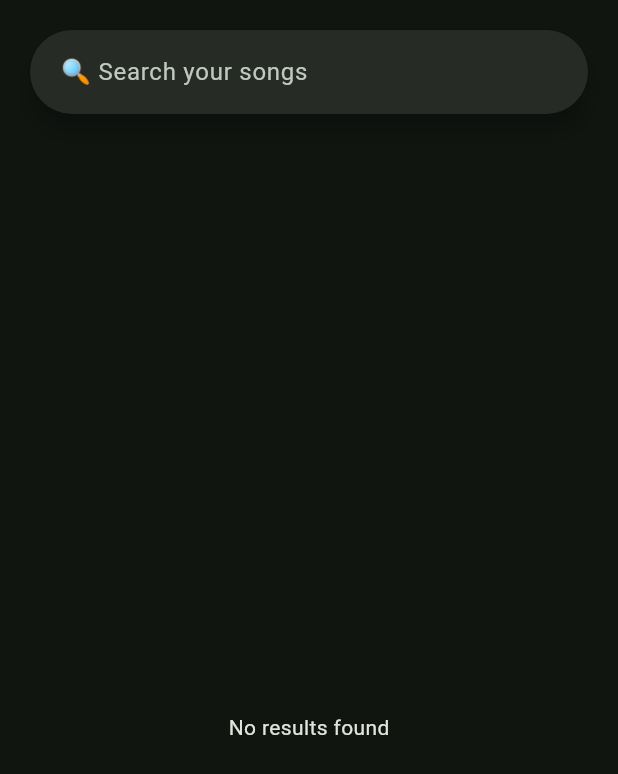
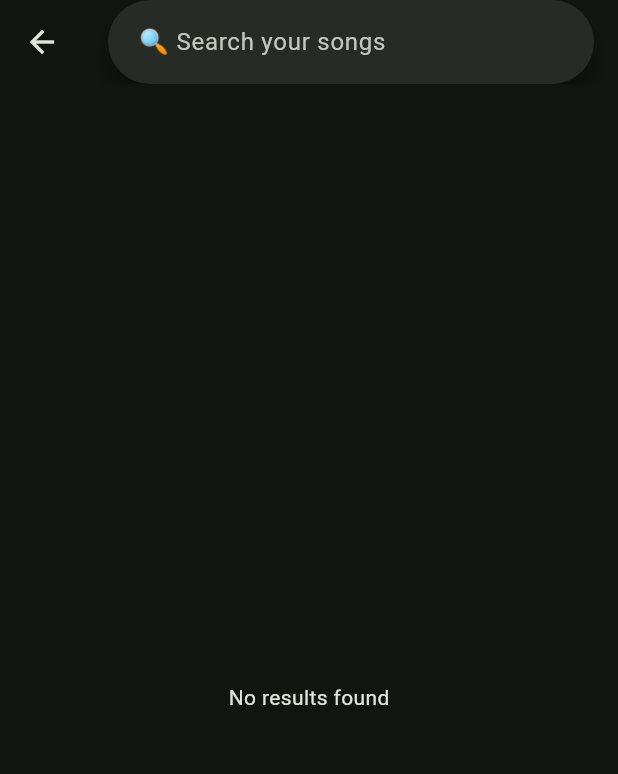
Before and after one commit to Mark-74/spotify_wrapper, a Flutter app: the Searchpage screen opened directly with empty values, on a phone screen of 412 x 824 dp. Shown: the top 774 px of the screen. Run offline on Flutter 3.47's test engine with Material 3 defaults, Android fonts, the phone set to English and light mode, and no system bars; our stand-ins replace audio_video_progress_bar, audioplayers, flutter_dotenv, flutter_secure_storage; missing offline and left inert: oauth2, spotify, window_manager, youtube_explode_dart; accounts and stored records are empty; statements that could not run were skipped.

Commit message:
added appbar in searchpage

```diff
--- a/lib/homepage/searchpage.dart
+++ b/lib/homepage/searchpage.dart
@@ -71,21 +71,16 @@ class _SearchPageState extends State<Searchpage> {
   @override
   Widget build(BuildContext context) {
     return Scaffold(
+      appBar: AppBar(
+        centerTitle: true,
+        title: SearchBar(
+          controller: _searchController,
+          hintText: ' 🔍 Search your songs',
+          onChanged: searchTracks,
+        ),
+      ),
       body: Column(
         children: [
-          Padding(
-            padding: const EdgeInsets.all(20.0),
-            child: Center(
-              child: SizedBox(
-                width: 600,
-                child: SearchBar(
-                  controller: _searchController,
-                  hintText: ' 🔍 Search your songs',
-                  onChanged: searchTracks,
-                ),
-              ),
-            ),
-          ),
           const SizedBox(height: 50),
           Expanded(
             child: Padding(
```
